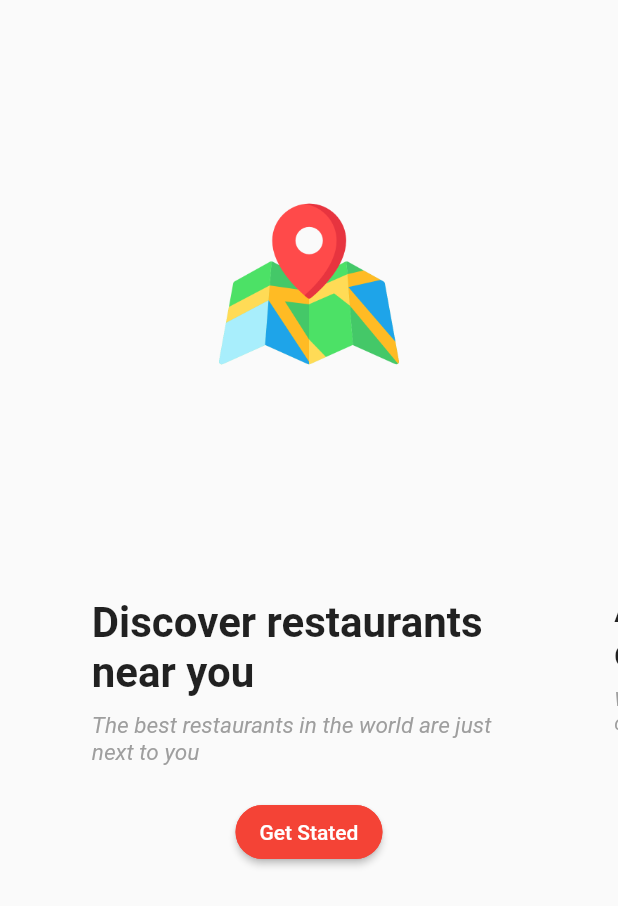
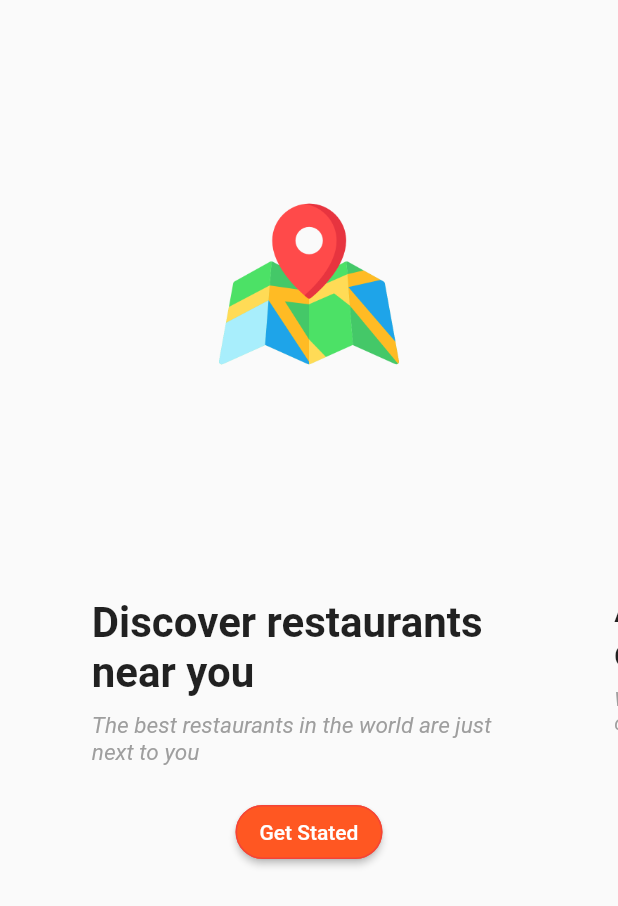
Before and after one commit to Bildad0/Delivery-App, a Flutter app: the screen it shows after launch, on a phone screen of 412 x 824 dp. Shown: the top 906 px of the screen. Run offline on Flutter 3.47's test engine with Material 2 defaults, Android fonts, the phone set to English and light mode, and no system bars; drawn by our look-alikes of carousel_slider; our stand-ins replace google_maps_flutter; Roboto replaces fonts that are missing (Georgia, Hind).

Commit message:
finished on favourite

```diff
--- a/app/lib/Screens/mealdetails.dart
+++ b/app/lib/Screens/mealdetails.dart
@@ -191,7 +191,7 @@ class _MealDetailsScreenState extends State<MealDetailsScreen> {
         surfaceTintColor: Colors.white,
         title: Text(selectedMeal.name),
         elevation: 0,
-        backgroundColor: Colors.white.withOpacity(.6),
+        backgroundColor: Colors.white,
         actions: [
           IconButton(
             icon: Icon(
--- a/app/lib/main.dart
+++ b/app/lib/main.dart
@@ -1,20 +1,23 @@
-import 'Screens/mealdetails.dart';
+import 'package:flutter/material.dart';
 
 import 'Models/menuitem.dart';
 import 'Models/order.dart';
 import 'Resources/dummydatat.dart';
 import 'Screens/allmeal.dart';
+import 'Screens/cart.dart';
 import 'Screens/favourite.dart';
+import 'Screens/home.dart';
+import 'Screens/loginorsignup.dart';
+import 'Screens/mealdetails.dart';
 import 'Screens/menu.dart';
-import 'package:flutter/material.dart';
-import 'Screens/cart.dart';
-import 'Screens/loginorsignup.dart';
 import 'Screens/orderdetails.dart';
 import 'Screens/orderhistory.dart';
 import 'Screens/splashscreen.dart';
-import 'Screens/home.dart';
+import 'theme/theme_constants.dart';
+import 'theme/theme_manager.dart';
 
-void main() {
+Future<void> main() async {
+  WidgetsFlutterBinding.ensureInitialized();
   runApp(const MyApp());
 }
 
@@ -25,13 +28,15 @@ class MyApp extends StatefulWidget {
   State<MyApp> createState() => _MyAppState();
 }
 
+ThemeManager _themeManager = ThemeManager();
+
 class _MyAppState extends State<MyApp> {
   final List<MenuItem> _availableMeals = DUMMY_MENU_ITEMS;
   final List<MenuItem> _favoriteMeals = [];
 
-  void _toggleFavorite(String mealId) {
+  void _toggleFavorite(mealId) {
     final existingIndex =
-        _availableMeals.indexWhere((meal) => meal.id == mealId);
+        _favoriteMeals.indexWhere((meal) => meal.id == mealId);
     if (existingIndex >= 0) {
       setState(() {
         _favoriteMeals.removeAt(existingIndex);
@@ -39,7 +44,7 @@ class _MyAppState extends State<MyApp> {
     } else {
       setState(() {
         _favoriteMeals.add(
-          DUMMY_MENU_ITEMS.firstWhere((meal) => meal.id == mealId),
+          _availableMeals.firstWhere((meal) => meal.id == mealId),
         );
       });
     }
@@ -55,16 +60,15 @@ class _MyAppState extends State<MyApp> {
     List<Order> order = DUMMY_ORDER;
     return MaterialApp(
       debugShowCheckedModeBanner: false,
-      title: 'Delivery App',
-      theme: ThemeData(
-        colorScheme: ColorScheme.fromSwatch(primarySwatch: Colors.red)
-            .copyWith(background: Colors.blueAccent, onPrimary: Colors.red),
-      ),
+      title: 'RebDelivery',
+      theme: lightTheme,
+      darkTheme: darkTheme,
+      themeMode: _themeManager.themeMode,
       initialRoute: "/",
       onUnknownRoute: (settings) {
         return MaterialPageRoute(
-            builder: (context) =>
-                const HomeScreen()); //!TODO: add error page here
+          builder: (context) => const HomeScreen(),
+        ); //!TODO: add error page here
       },
       routes: {
         '/': (context) => const SplashScreen(),
--- /dev/null
+++ b/app/lib/theme/theme_constants.dart
@@ -0,0 +1,18 @@
+import 'package:flutter/material.dart';
+
+ThemeData lightTheme = ThemeData(
+  brightness: Brightness.light,
+  fontFamily: 'Georgia',
+  textTheme: const TextTheme(
+    titleLarge: TextStyle(fontSize: 26, fontStyle: FontStyle.italic),
+    bodyMedium: TextStyle(fontSize: 14, fontFamily: 'Hind'),
+  ),
+  splashColor: Colors.deepOrangeAccent.withOpacity(.8),
+  colorScheme: ColorScheme.fromSwatch(primarySwatch: Colors.deepOrange)
+      .copyWith(
+          background: Colors.blueAccent, onPrimary: Colors.deepOrangeAccent),
+);
+
+ThemeData darkTheme = ThemeData(
+  brightness: Brightness.dark,
+);
--- a/app/pubspec.yaml
+++ b/app/pubspec.yaml
@@ -40,6 +40,7 @@ dependencies:
   provider: ^6.0.5
   background_app_bar: ^2.0.1
   favorite_button: ^0.0.4
+  go_router: ^6.2.0
 
 dev_dependencies:
   flutter_test:
```
Also changed, not shown: app/lib/Screens/home.dart (+32 -1 lines), app/lib/theme/theme_manager.dart (added, +12 -0 lines), app/pubspec.lock.
